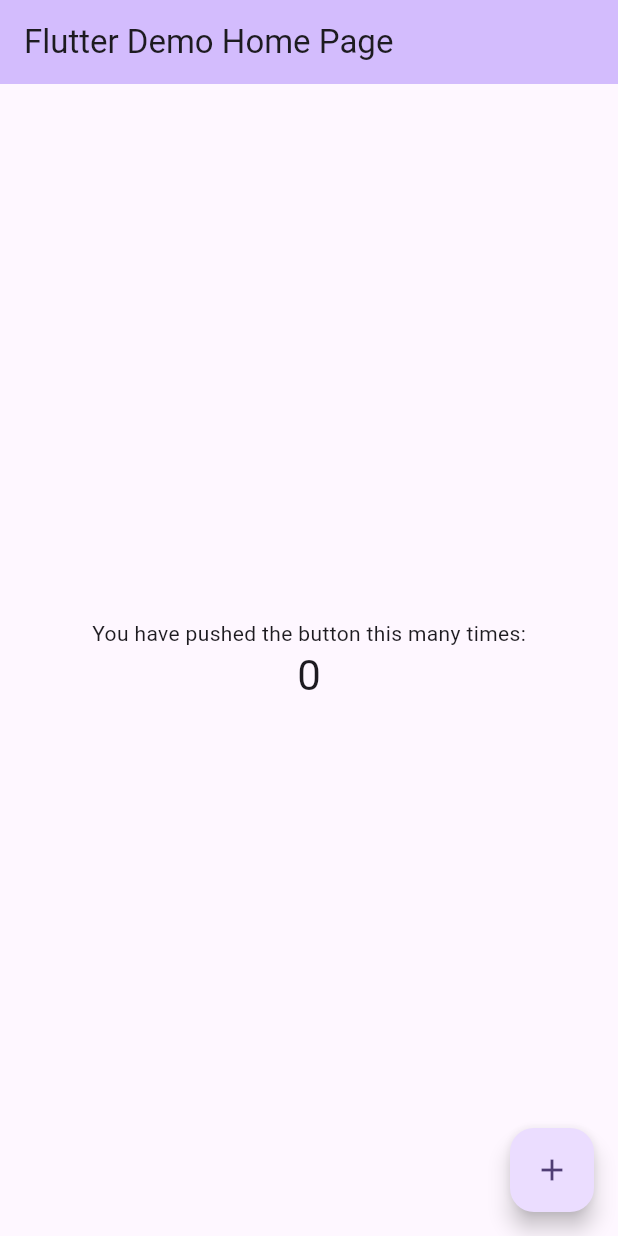
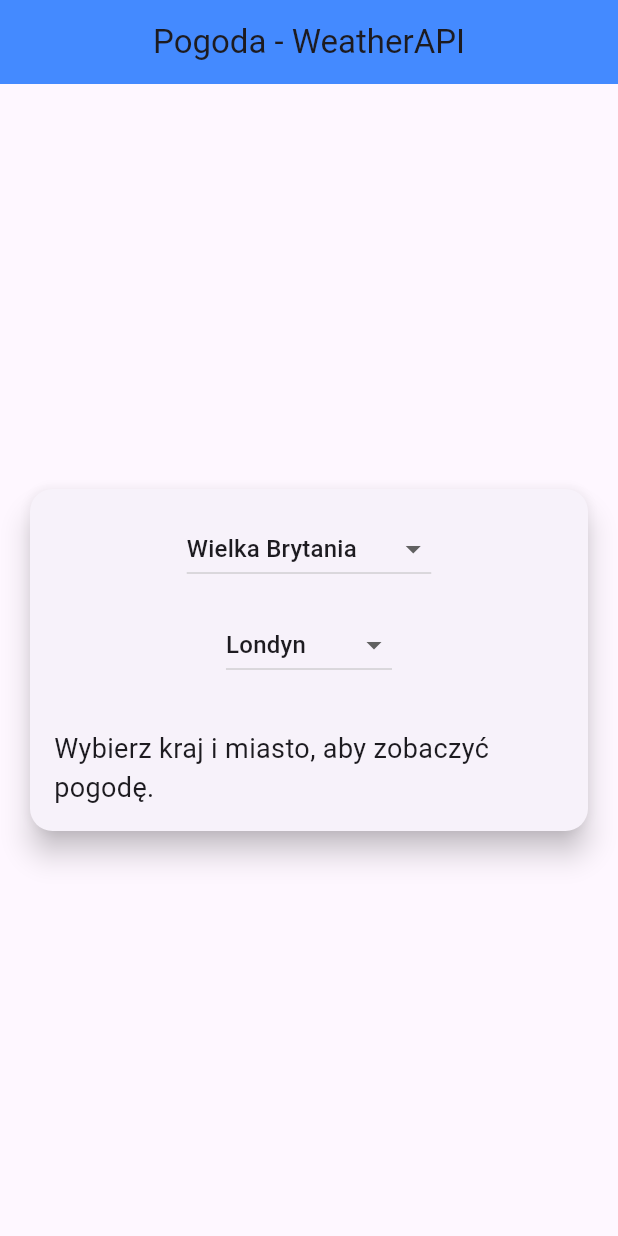
Before and after one commit to Shaxy01/EMPPP, a Flutter app: the screen it shows after launch, on a phone screen of 412 x 824 dp. Run offline on Flutter 3.47's test engine with Material 3 defaults, Android fonts, the phone set to English and light mode, and no system bars.

Commit message:
działa chyba

```diff
--- a/lib/main.dart
+++ b/lib/main.dart
@@ -1,4 +1,6 @@
+import 'dart:convert';
 import 'package:flutter/material.dart';
+import 'package:http/http.dart' as http;
 
 void main() {
   runApp(const MyApp());
@@ -7,47 +9,22 @@ void main() {
 class MyApp extends StatelessWidget {
   const MyApp({super.key});
 
-  // This widget is the root of your application.
   @override
   Widget build(BuildContext context) {
     return MaterialApp(
-      title: 'Flutter Demooo',
+      title: 'Aplikacja Pogodowa',
       theme: ThemeData(
-        // This is the theme of your application.
-        //
-        // TRY THIS: Try running your application with "flutter run". You'll see
-        // the application has a blue toolbar. Then, without quitting the app,
-        // try changing the seedColor in the colorScheme below to Colors.green
-        // and then invoke "hot reload" (save your changes or press the "hot
-        // reload" button in a Flutter-supported IDE, or press "r" if you used
-        // the command line to start the app).
-        //
-        // Notice that the counter didn't reset back to zero; the application
-        // state is not lost during the reload. To reset the state, use hot
-        // restart instead.
-        //
-        // This works for code too, not just values: Most code changes can be
-        // tested with just a hot reload.
-        colorScheme: ColorScheme.fromSeed(seedColor: Colors.deepPurple),
-        useMaterial3: true,
+        brightness: Brightness.light,
+        primaryColor: Colors.blueAccent,
+        visualDensity: VisualDensity.adaptivePlatformDensity,
       ),
-      home: const MyHomePage(title: 'Flutter Demo Home Page'),
+      home: const MyHomePage(title: 'Pogoda - WeatherAPI'),
     );
   }
 }
 
 class MyHomePage extends StatefulWidget {
   const MyHomePage({super.key, required this.title});
-
-  // This widget is the home page of your application. It is stateful, meaning
-  // that it has a State object (defined below) that contains fields that affect
-  // how it looks.
-
-  // This class is the configuration for the state. It holds the values (in this
-  // case the title) provided by the parent (in this case the App widget) and
-  // used by the build method of the State. Fields in a Widget subclass are
-  // always marked "final".
-
   final String title;
 
   @override
@@ -55,71 +32,135 @@ class MyHomePage extends StatefulWidget {
 }
 
 class _MyHomePageState extends State<MyHomePage> {
-  int _counter = 0;
+  String selectedCountry = 'Wielka Brytania';
+  String selectedCity = 'Londyn';
+  Map<String, dynamic>? weatherData;
+  bool isLoading = false;
 
-  void _incrementCounter() {
+  final String apiKey = 'c1c4a39db1794422bae112310241612';
+
+  final Map<String, List<String>> countriesAndCities = {
+    'Wielka Brytania': ['Londyn', 'Manchester', 'Liverpool'],
+    'Stany Zjednoczone': ['New York', 'Los Angeles', 'Chicago'],
+    'Japonia': ['Tokio', 'Kioto', 'Osaka'],
+    'Australia': ['Sydney', 'Melbourne', 'Brisbane'],
+    'Francja': ['Paryż', 'Marsylia', 'Lyon'],
+    'Polska': ['Warszawa', 'Krakow', 'Wroclaw']
+  };
+
+  Future<void> fetchWeather(String city) async {
     setState(() {
-      // This call to setState tells the Flutter framework that something has
-      // changed in this State, which causes it to rerun the build method below
-      // so that the display can reflect the updated values. If we changed
-      // _counter without calling setState(), then the build method would not be
-      // called again, and so nothing would appear to happen.
-      _counter++;
+      isLoading = true;
     });
+
+    final url = Uri.parse('https://api.weatherapi.com/v1/current.json?key=$apiKey&q=${Uri.encodeComponent(city)}&lang=pl');
+
+    try {
+      final response = await http.get(url);
+      if (response.statusCode == 200) {
+        setState(() {
+          weatherData = jsonDecode(response.body);
+          isLoading = false;
+        });
+      } else {
+        throw Exception('Błąd pobierania danych: ${response.statusCode}');
+      }
+    } catch (e) {
+      setState(() {
+        isLoading = false;
+      });
+      showErrorDialog('Nie udało się pobrać danych pogodowych. Spróbuj ponownie.');
+    }
+  }
+
+  void showErrorDialog(String message) {
+    showDialog(
+      context: context,
+      builder: (context) => AlertDialog(
+        title: const Text('Błąd'),
+        content: Text(message),
+        actions: [
+          TextButton(
+            onPressed: () => Navigator.of(context).pop(),
+            child: const Text('OK'),
+          ),
+        ],
+      ),
+    );
   }
 
   @override
   Widget build(BuildContext context) {
-    // This method is rerun every time setState is called, for instance as done
-    // by the _incrementCounter method above.
-    //
-    // The Flutter framework has been optimized to make rerunning build methods
-    // fast, so that you can just rebuild anything that needs updating rather
-    // than having to individually change instances of widgets.
     return Scaffold(
       appBar: AppBar(
-        // TRY THIS: Try changing the color here to a specific color (to
-        // Colors.amber, perhaps?) and trigger a hot reload to see the AppBar
-        // change color while the other colors stay the same.
-        backgroundColor: Theme.of(context).colorScheme.inversePrimary,
-        // Here we take the value from the MyHomePage object that was created by
-        // the App.build method, and use it to set our appbar title.
         title: Text(widget.title),
+        backgroundColor: Colors.blueAccent,
+        centerTitle: true,
       ),
       body: Center(
-        // Center is a layout widget. It takes a single child and positions it
-        // in the middle of the parent.
-        child: Column(
-          // Column is also a layout widget. It takes a list of children and
-          // arranges them vertically. By default, it sizes itself to fit its
-          // children horizontally, and tries to be as tall as its parent.
-          //
-          // Column has various properties to control how it sizes itself and
-          // how it positions its children. Here we use mainAxisAlignment to
-          // center the children vertically; the main axis here is the vertical
-          // axis because Columns are vertical (the cross axis would be
-          // horizontal).
-          //
-          // TRY THIS: Invoke "debug painting" (choose the "Toggle Debug Paint"
-          // action in the IDE, or press "p" in the console), to see the
-          // wireframe for each widget.
-          mainAxisAlignment: MainAxisAlignment.center,
-          children: <Widget>[
-            const Text(
-              'You have pushed the button this many times:',
+        child: Padding(
+          padding: const EdgeInsets.all(16.0),
+          child: Card(
+            shape: RoundedRectangleBorder(
+              borderRadius: BorderRadius.circular(15.0),
             ),
-            Text(
-              '$_counter',
-              style: Theme.of(context).textTheme.headlineMedium,
+            elevation: 8,
+            child: Padding(
+              padding: const EdgeInsets.all(16.0),
+              child: Column(
+                mainAxisSize: MainAxisSize.min,
+                mainAxisAlignment: MainAxisAlignment.center,
+                children: [
+                  DropdownButton<String>(
+                    value: selectedCountry,
+                    items: countriesAndCities.keys.map((String country) {
+                      return DropdownMenuItem<String>(
+                        value: country,
+                        child: Text(country),
+                      );
+                    }).toList(),
+                    onChanged: (String? newCountry) {
+                      setState(() {
+                        selectedCountry = newCountry ?? selectedCountry;
+                        selectedCity = countriesAndCities[selectedCountry]!.first;
+                        fetchWeather(selectedCity);
+                      });
+                    },
+                  ),
+                  const SizedBox(height: 16),
+                  DropdownButton<String>(
+                    value: selectedCity,
+                    items: countriesAndCities[selectedCountry]!.map((String city) {
+                      return DropdownMenuItem<String>(
+                        value: city,
+                        child: Text(city),
+                      );
+                    }).toList(),
+                    onChanged: (String? newCity) {
+                      setState(() {
+                        selectedCity = newCity ?? selectedCity;
+                        fetchWeather(selectedCity);
+                      });
+                    },
+                  ),
+                  const SizedBox(height: 32),
+                  if (isLoading) ...[
+                    const CircularProgressIndicator(),
+                  ] else if (weatherData != null) ...[
+                    Text('Miasto: ${weatherData!['location']['name']}', style: const TextStyle(fontSize: 22, fontWeight: FontWeight.bold)),
+                    Text('Temperatura: ${weatherData!['current']['temp_c']} °C', style: const TextStyle(fontSize: 18)),
+                    Text('Stan: ${weatherData!['current']['condition']['text']}', style: const TextStyle(fontSize: 18)),
+                    Text('Wilgotność: ${weatherData!['current']['humidity']}%', style: const TextStyle(fontSize: 18)),
+                    Text('Prędkość wiatru: ${weatherData!['current']['wind_kph']} km/h', style: const TextStyle(fontSize: 18)),
+                  ] else ...[
+                    const Text('Wybierz kraj i miasto, aby zobaczyć pogodę.', style: TextStyle(fontSize: 18)),
+                  ],
+                ],
+              ),
             ),
-          ],
+          ),
         ),
       ),
-      floatingActionButton: FloatingActionButton(
-        onPressed: _incrementCounter,
-        tooltip: 'Increment',
-        child: const Icon(Icons.add),
-      ), // This trailing comma makes auto-formatting nicer for build methods.
     );
   }
 }
--- a/pubspec.yaml
+++ b/pubspec.yaml
@@ -30,11 +30,12 @@ environment:
 dependencies:
   flutter:
     sdk: flutter
-
+  http: ^1.1.0 # lub najnowsza wersja
 
   # The following adds the Cupertino Icons font to your application.
   # Use with the CupertinoIcons class for iOS style icons.
   cupertino_icons: ^1.0.2
+
 
 dev_dependencies:
   flutter_test:
```
Also changed, not shown: pubspec.lock.
